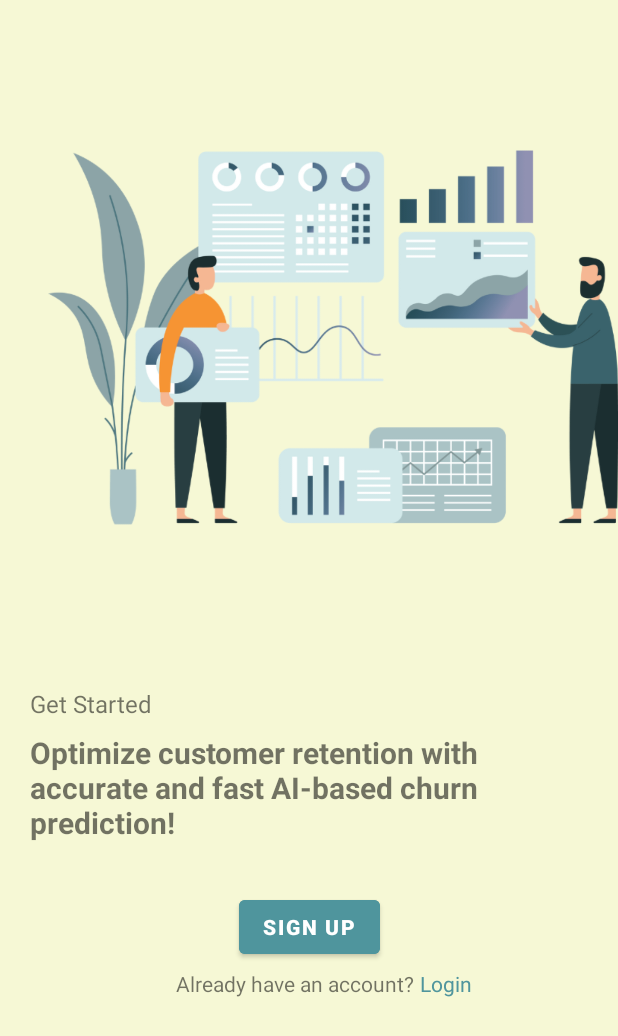
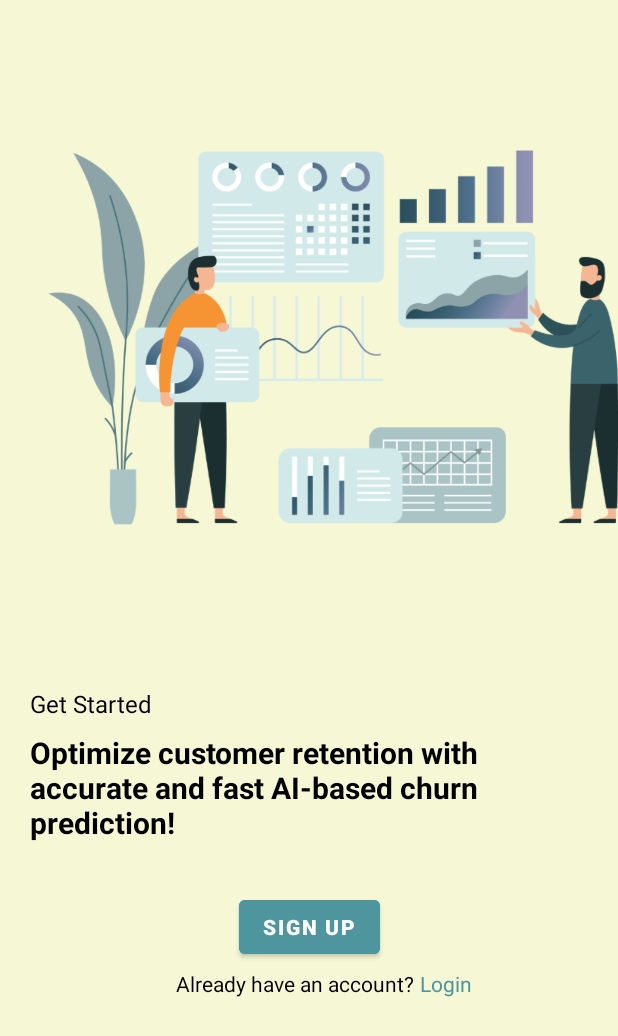
Before and after one commit to nauramufidh/StaySense, an Android app: the screen it shows after launch (WelcomeScreenActivity), on a phone screen of 412 x 824 dp. Shown: the top 1036 px of the screen. Run offline under Robolectric (Android 15) with nearby library versions, the phone set to English and light mode, and no system bars; our stand-ins replace Firebase (no records; nobody signed in at launch, a user with empty details on screens opened directly).

Commit message:
update dashboard
cardview corner, textcolor black

```diff
--- a/app/src/main/res/values/themes.xml
+++ b/app/src/main/res/values/themes.xml
@@ -8,6 +8,10 @@
         <item name="colorPrimaryVariant">@color/light_grayish_lime</item>
         <!--Text/icon yang ada diatas warna primary-->
         <item name="colorOnPrimary">@color/white</item>
+
+        <item name="android:textColor">@color/black</item>
+
+
     </style>
 
     <style name="Theme.StaySense" parent="Base.Theme.StaySense" />
```
Also changed, not shown: app/src/main/res/layout/fragment_home.xml (+5 -3 lines).
